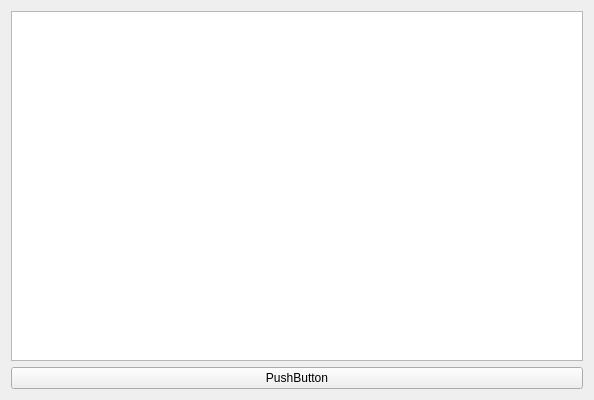
First picture: the form in listWidget/listWidget/listWidget.ui, repository dukakbey/Qt_Examples, before the edit.
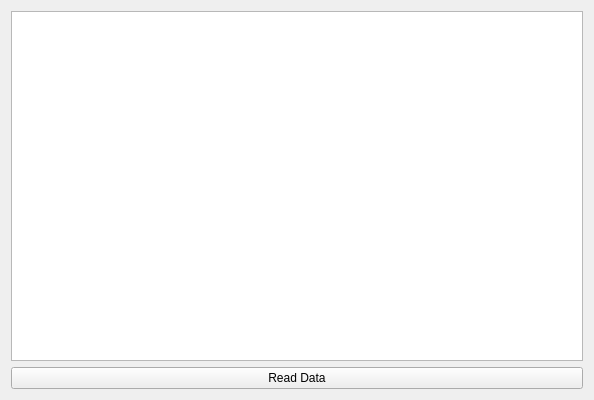
Second picture: the form after the edit.

The edit to the form file:
```diff
--- a/listWidget/listWidget/listWidget.ui
+++ b/listWidget/listWidget/listWidget.ui
@@ -20,7 +20,7 @@
    <item>
     <widget class="QPushButton" name="pushButton">
      <property name="text">
-      <string>PushButton</string>
+      <string>Read Data</string>
      </property>
     </widget>
    </item>
```
